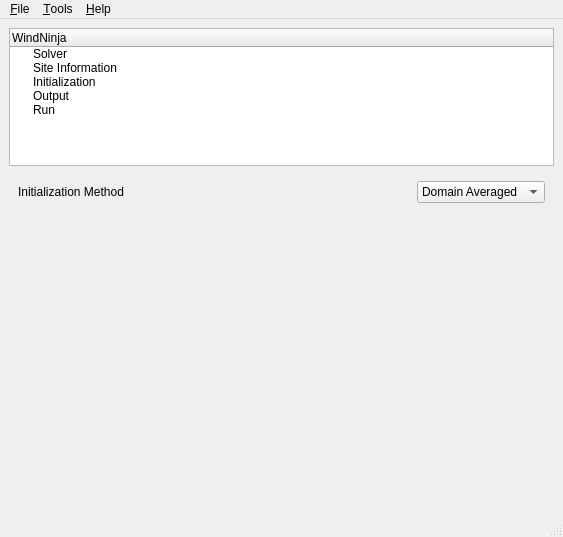
Old version of the form src/gui/ui/mainwindow.ui in the repository firelab/windninja.
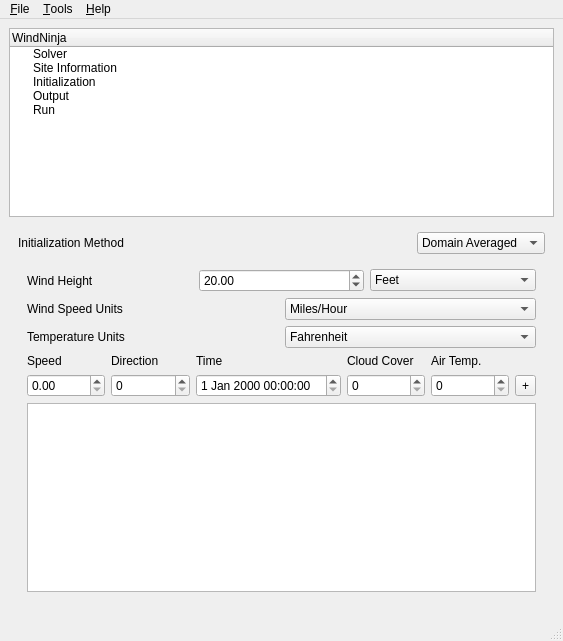
New version of the form. The open tabs and pages were chosen to show the change.

Patch:
```diff
--- a/src/gui/ui/mainwindow.ui
+++ b/src/gui/ui/mainwindow.ui
@@ -7,7 +7,7 @@
     <x>0</x>
     <y>0</y>
     <width>563</width>
-    <height>537</height>
+    <height>641</height>
    </rect>
   </property>
   <property name="windowTitle">
@@ -375,7 +375,164 @@
           <property name="currentIndex">
            <number>1</number>
           </property>
-          <widget class="QWidget" name="page_2"/>
+          <widget class="QWidget" name="page_2">
+           <layout class="QVBoxLayout" name="verticalLayout_3">
+            <item>
+             <layout class="QHBoxLayout" name="horizontalLayout_8">
+              <item>
+               <widget class="QLabel" name="label_4">
+                <property name="text">
+                 <string>Wind Height</string>
+                </property>
+               </widget>
+              </item>
+              <item>
+               <widget class="QDoubleSpinBox" name="doubleSpinBox_2">
+                <property name="maximum">
+                 <double>500.000000000000000</double>
+                </property>
+                <property name="value">
+                 <double>20.000000000000000</double>
+                </property>
+               </widget>
+              </item>
+              <item>
+               <widget class="QComboBox" name="comboBox_4">
+                <item>
+                 <property name="text">
+                  <string>Feet</string>
+                 </property>
+                </item>
+                <item>
+                 <property name="text">
+                  <string>Meters</string>
+                 </property>
+                </item>
+               </widget>
+              </item>
+             </layout>
+            </item>
+            <item>
+             <layout class="QHBoxLayout" name="horizontalLayout_6">
+              <item>
+               <widget class="QLabel" name="label">
+                <property name="text">
+                 <string>Wind Speed Units</string>
+                </property>
+               </widget>
+              </item>
+              <item>
+               <widget class="QComboBox" name="comboBox">
+                <item>
+                 <property name="text">
+                  <string>Miles/Hour</string>
+                 </property>
+                </item>
+                <item>
+                 <property name="text">
+                  <string>Kilometers/Hour</string>
+                 </property>
+                </item>
+                <item>
+                 <property name="text">
+                  <string>Meters/Second</string>
+                 </property>
+                </item>
+               </widget>
+              </item>
+             </layout>
+            </item>
+            <item>
+             <layout class="QHBoxLayout" name="horizontalLayout_7">
+              <item>
+               <widget class="QLabel" name="label_2">
+                <property name="text">
+                 <string>Temperature Units</string>
+                </property>
+               </widget>
+              </item>
+              <item>
+               <widget class="QComboBox" name="comboBox_2">
+                <item>
+                 <property name="text">
+                  <string>Fahrenheit</string>
+                 </property>
+                </item>
+                <item>
+                 <property name="text">
+                  <string>Celsius</string>
+                 </property>
+                </item>
+               </widget>
+              </item>
+             </layout>
+            </item>
+            <item>
+             <layout class="QGridLayout" name="gridLayout">
+              <item row="0" column="0">
+               <widget class="QLabel" name="label_5">
+                <property name="text">
+                 <string>Speed</string>
+                </property>
+               </widget>
+              </item>
+              <item row="1" column="6">
+               <widget class="QToolButton" name="addDomainRunButton">
+                <property name="text">
+                 <string>+</string>
+                </property>
+               </widget>
+              </item>
+              <item row="1" column="5">
+               <widget class="QSpinBox" name="spinBox_3"/>
+              </item>
+              <item row="1" column="0">
+               <widget class="QDoubleSpinBox" name="doubleSpinBox"/>
+              </item>
+              <item row="1" column="2">
+               <widget class="QDateTimeEdit" name="dateTimeEdit"/>
+              </item>
+              <item row="1" column="4">
+               <widget class="QSpinBox" name="spinBox_2"/>
+              </item>
+              <item row="0" column="4">
+               <widget class="QLabel" name="label_8">
+                <property name="text">
+                 <string>Cloud Cover</string>
+                </property>
+               </widget>
+              </item>
+              <item row="0" column="5">
+               <widget class="QLabel" name="label_9">
+                <property name="text">
+                 <string>Air Temp.</string>
+                </property>
+               </widget>
+              </item>
+              <item row="0" column="2">
+               <widget class="QLabel" name="label_6">
+                <property name="text">
+                 <string>Time</string>
+                </property>
+               </widget>
+              </item>
+              <item row="1" column="1">
+               <widget class="QSpinBox" name="spinBox"/>
+              </item>
+              <item row="0" column="1">
+               <widget class="QLabel" name="label_7">
+                <property name="text">
+                 <string>Direction</string>
+                </property>
+               </widget>
+              </item>
+             </layout>
+            </item>
+            <item>
+             <widget class="QTableView" name="domainTableView"/>
+            </item>
+           </layout>
+          </widget>
           <widget class="QWidget" name="page"/>
           <widget class="QWidget" name="wxInitPage">
            <layout class="QVBoxLayout" name="verticalLayout_2">
```
Left out of the diff: 161 changed lines with no effect on the pictures.
